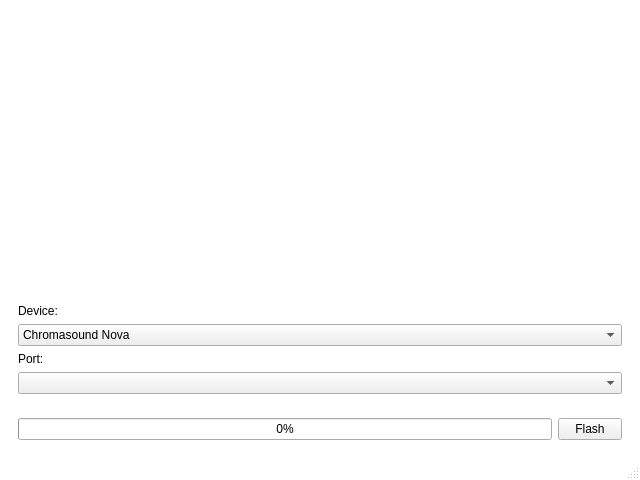
Qt form mainwindow.ui (nirjacobson/Chromasound-Updater) before a commit.
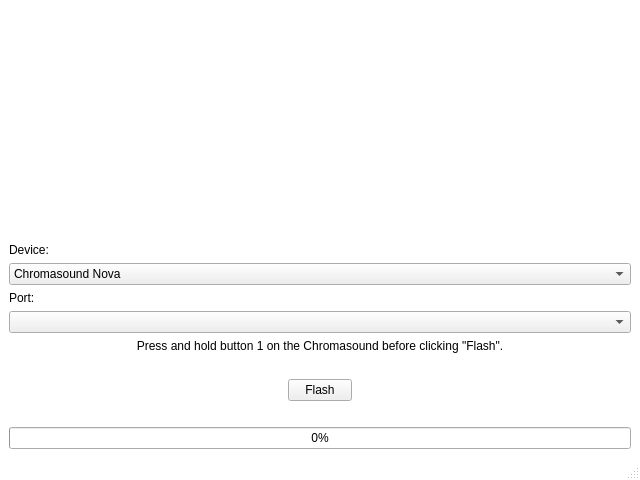
The same form after that commit. Icons and pictures are not drawn.

Diff of the .ui file:
```diff
--- a/mainwindow.ui
+++ b/mainwindow.ui
@@ -35,19 +35,7 @@
    <string notr="true">QMainWindow { background-color: white; }</string>
   </property>
   <widget class="QWidget" name="centralwidget">
-   <layout class="QVBoxLayout" name="verticalLayout_3" stretch="1,0,0">
-    <property name="leftMargin">
-     <number>18</number>
-    </property>
-    <property name="topMargin">
-     <number>18</number>
-    </property>
-    <property name="rightMargin">
-     <number>18</number>
-    </property>
-    <property name="bottomMargin">
-     <number>18</number>
-    </property>
+   <layout class="QVBoxLayout" name="verticalLayout_3">
     <item>
      <layout class="QVBoxLayout" name="verticalLayout">
       <item>
@@ -177,19 +165,48 @@
       <item>
        <widget class="QComboBox" name="portComboBox"/>
       </item>
-     </layout>
-    </item>
-    <item>
-     <layout class="QHBoxLayout" name="horizontalLayout_3">
-      <property name="topMargin">
-       <number>18</number>
-      </property>
       <item>
-       <widget class="QProgressBar" name="progressBar">
-        <property name="value">
-         <number>0</number>
+       <widget class="QLabel" name="instructionLabel">
+        <property name="text">
+         <string>Press and hold button 1 on the Chromasound before clicking &quot;Flash&quot;.</string>
+        </property>
+        <property name="alignment">
+         <set>Qt::AlignmentFlag::AlignCenter</set>
         </property>
        </widget>
+      </item>
+     </layout>
+    </item>
+    <item>
+     <spacer name="verticalSpacer_3">
+      <property name="orientation">
+       <enum>Qt::Orientation::Vertical</enum>
+      </property>
+      <property name="sizeType">
+       <enum>QSizePolicy::Policy::Fixed</enum>
+      </property>
+      <property name="sizeHint" stdset="0">
+       <size>
+        <width>20</width>
+        <height>20</height>
+       </size>
+      </property>
+     </spacer>
+    </item>
+    <item>
+     <layout class="QHBoxLayout" name="horizontalLayout">
+      <item>
+       <spacer name="horizontalSpacer_3">
+        <property name="orientation">
+         <enum>Qt::Orientation::Horizontal</enum>
+        </property>
+        <property name="sizeHint" stdset="0">
+         <size>
+          <width>40</width>
+          <height>20</height>
+         </size>
+        </property>
+       </spacer>
       </item>
       <item>
        <widget class="QPushButton" name="flashButton">
@@ -210,8 +227,44 @@
         </property>
        </widget>
       </item>
+      <item>
+       <spacer name="horizontalSpacer_4">
+        <property name="orientation">
+         <enum>Qt::Orientation::Horizontal</enum>
+        </property>
+        <property name="sizeHint" stdset="0">
+         <size>
+          <width>40</width>
+          <height>20</height>
+         </size>
+        </property>
+       </spacer>
+      </item>
      </layout>
     </item>
+    <item>
+     <spacer name="verticalSpacer_4">
+      <property name="orientation">
+       <enum>Qt::Orientation::Vertical</enum>
+      </property>
+      <property name="sizeType">
+       <enum>QSizePolicy::Policy::Fixed</enum>
+      </property>
+      <property name="sizeHint" stdset="0">
+       <size>
+        <width>20</width>
+        <height>20</height>
+       </size>
+      </property>
+     </spacer>
+    </item>
+    <item>
+     <widget class="QProgressBar" name="progressBar">
+      <property name="value">
+       <number>0</number>
+      </property>
+     </widget>
+    </item>
    </layout>
   </widget>
   <widget class="QMenuBar" name="menubar">
```
Left out of the diff: 15 changed lines with no effect on the pictures.
